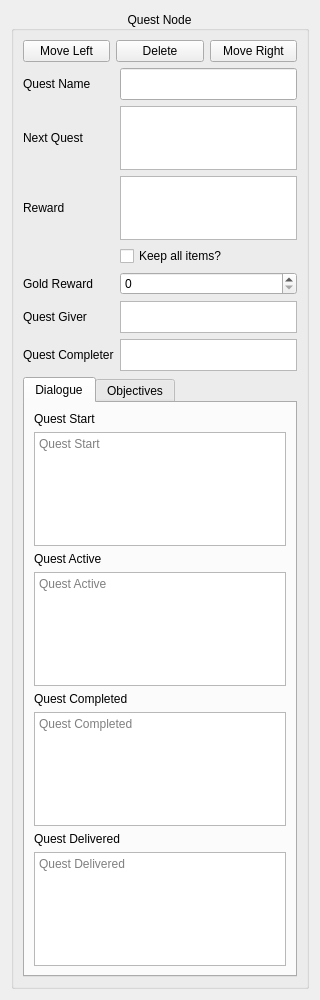
Old version of the form content_maker/views/quest_node_view.ui in the repository thisisnotruben/ToW-tools.
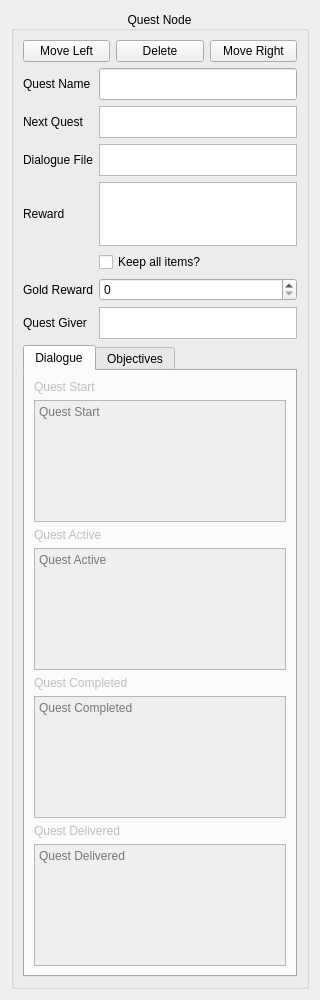
New version of the form. The open tabs and pages were chosen to show the change.

Commit message: added more databases: dialogue/quest

The edit to the form file:
```diff
--- a/content_maker/views/quest_node_view.ui
+++ b/content_maker/views/quest_node_view.ui
@@ -66,6 +66,49 @@
       <item>
        <layout class="QGridLayout" name="grid_layout">
         <item row="5" column="1">
+         <widget class="QListWidget" name="reward_list">
+          <property name="minimumSize">
+           <size>
+            <width>0</width>
+            <height>64</height>
+           </size>
+          </property>
+          <property name="acceptDrops">
+           <bool>true</bool>
+          </property>
+          <property name="alternatingRowColors">
+           <bool>true</bool>
+          </property>
+          <property name="selectionMode">
+           <enum>QAbstractItemView::NoSelection</enum>
+          </property>
+          <property name="verticalScrollMode">
+           <enum>QAbstractItemView::ScrollPerPixel</enum>
+          </property>
+         </widget>
+        </item>
+        <item row="5" column="0">
+         <widget class="QLabel" name="reward_lbl">
+          <property name="text">
+           <string>Reward</string>
+          </property>
+         </widget>
+        </item>
+        <item row="7" column="1">
+         <widget class="QSpinBox" name="gold_reward_amount">
+          <property name="maximum">
+           <number>10000</number>
+          </property>
+         </widget>
+        </item>
+        <item row="7" column="0">
+         <widget class="QLabel" name="gold_reward_lbl">
+          <property name="text">
+           <string>Gold Reward</string>
+          </property>
+         </widget>
+        </item>
+        <item row="6" column="1">
          <widget class="QCheckBox" name="reward_keep">
           <property name="text">
            <string>Keep all items?</string>
@@ -79,7 +122,7 @@
           </property>
          </widget>
         </item>
-        <item row="7" column="1">
+        <item row="8" column="1">
          <widget class="QListWidget" name="giver_list">
           <property name="maximumSize">
            <size>
@@ -114,45 +157,7 @@
           </property>
          </widget>
         </item>
-        <item row="9" column="0">
-         <widget class="QLabel" name="completer_lbl">
-          <property name="text">
-           <string>Quest Completer</string>
-          </property>
-         </widget>
-        </item>
-        <item row="9" column="1">
-         <widget class="QListWidget" name="completer_list">
-          <property name="minimumSize">
-           <size>
-            <width>0</width>
-            <height>0</height>
-           </size>
-          </property>
-          <property name="maximumSize">
-           <size>
-            <width>16777215</width>
-            <height>32</height>
-           </size>
-          </property>
-          <property name="focusPolicy">
-           <enum>Qt::NoFocus</enum>
-          </property>
-          <property name="acceptDrops">
-           <bool>true</bool>
-          </property>
-          <property name="toolTip">
-           <string>Drag and drop characters from world object database.</string>
-          </property>
-          <property name="alternatingRowColors">
-           <bool>true</bool>
-          </property>
-          <property name="selectionMode">
-           <enum>QAbstractItemView::NoSelection</enum>
-          </property>
-         </widget>
-        </item>
-        <item row="7" column="0">
+        <item row="8" column="0">
          <widget class="QLabel" name="giver_lbl">
           <property name="text">
            <string>Quest Giver</string>
@@ -164,7 +169,7 @@
           <property name="maximumSize">
            <size>
             <width>16777215</width>
-            <height>64</height>
+            <height>32</height>
            </size>
           </property>
           <property name="acceptDrops">
@@ -197,46 +202,29 @@
           </property>
          </widget>
         </item>
-        <item row="4" column="1">
-         <widget class="QListWidget" name="reward_list">
-          <property name="minimumSize">
-           <size>
-            <width>0</width>
-            <height>64</height>
-           </size>
-          </property>
-          <property name="acceptDrops">
-           <bool>true</bool>
-          </property>
-          <property name="alternatingRowColors">
-           <bool>true</bool>
-          </property>
-          <property name="selectionMode">
-           <enum>QAbstractItemView::NoSelection</enum>
-          </property>
-          <property name="verticalScrollMode">
-           <enum>QAbstractItemView::ScrollPerPixel</enum>
-          </property>
-         </widget>
-        </item>
         <item row="4" column="0">
-         <widget class="QLabel" name="reward_lbl">
+         <widget class="QLabel" name="dialogue_file_lbl">
           <property name="text">
-           <string>Reward</string>
+           <string>Dialogue File</string>
           </property>
          </widget>
         </item>
-        <item row="6" column="1">
-         <widget class="QSpinBox" name="gold_reward_amount">
-          <property name="maximum">
-           <number>10000</number>
+        <item row="4" column="1">
+         <widget class="QListWidget" name="dialogue_file_list">
+          <property name="maximumSize">
+           <size>
+            <width>16777215</width>
+            <height>32</height>
+           </size>
           </property>
-         </widget>
-        </item>
-        <item row="6" column="0">
-         <widget class="QLabel" name="gold_reward_lbl">
-          <property name="text">
-           <string>Gold Reward</string>
+          <property name="acceptDrops">
+           <bool>true</bool>
+          </property>
+          <property name="alternatingRowColors">
+           <bool>true</bool>
+          </property>
+          <property name="selectionMode">
+           <enum>QAbstractItemView::NoSelection</enum>
           </property>
          </widget>
         </item>
@@ -251,6 +239,9 @@
          <number>0</number>
         </property>
         <widget class="QWidget" name="dialogue_tab">
+         <property name="enabled">
+          <bool>false</bool>
+         </property>
          <attribute name="title">
           <string>Dialogue</string>
          </attribute>
```
Left out of the diff: 4 changed lines with no effect on the pictures. The commit also changes 7 other files.
